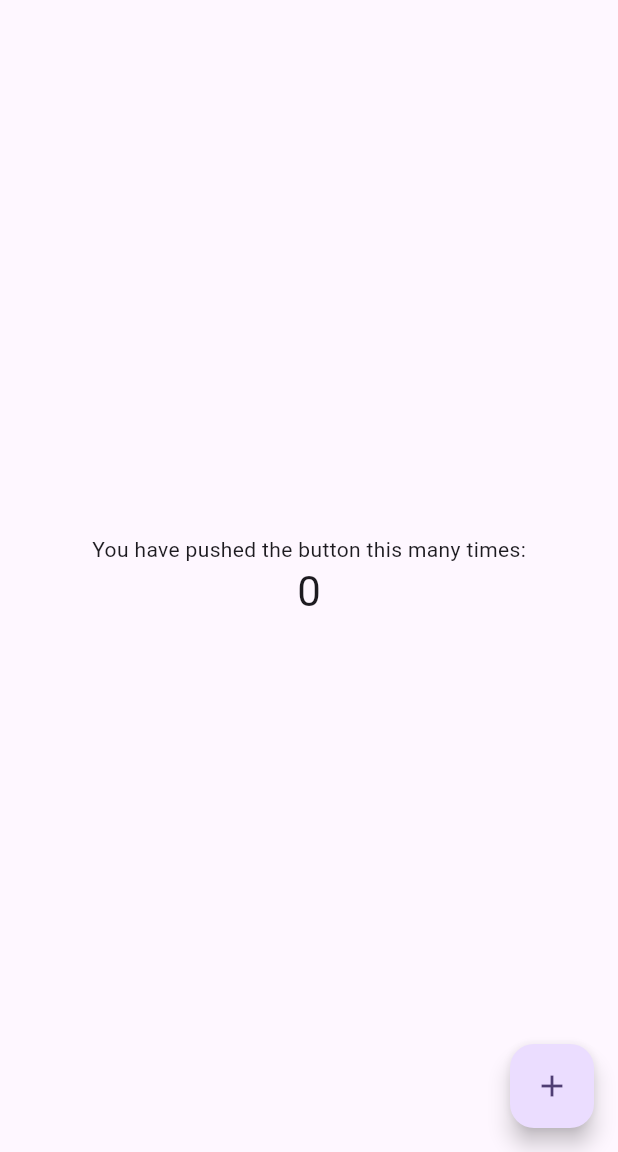
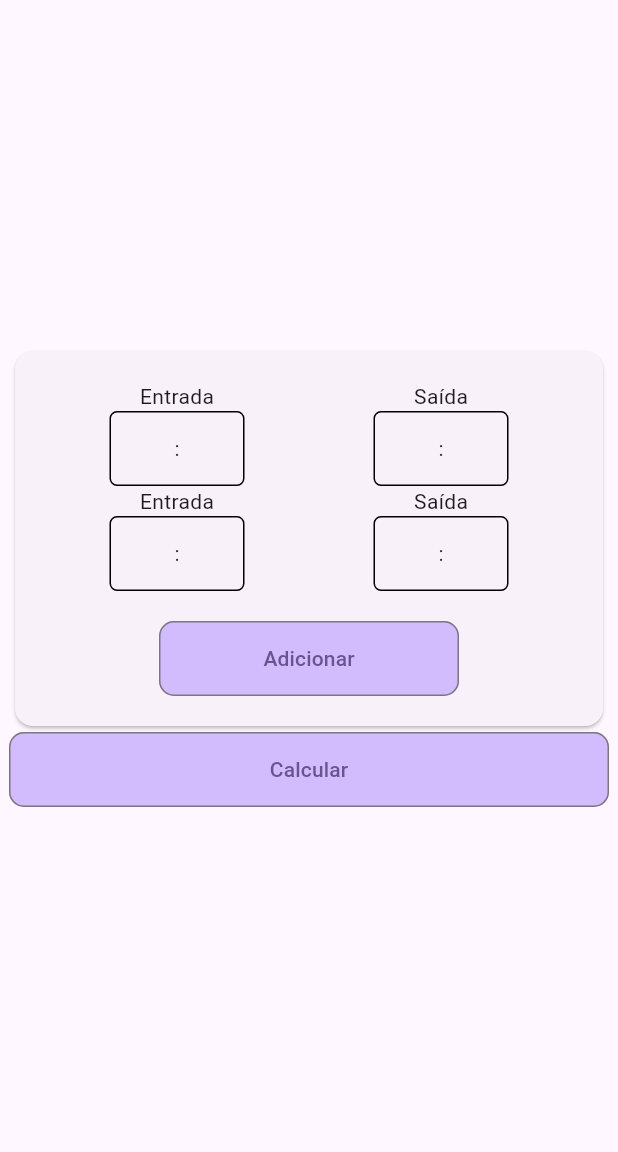
Before and after one commit to JoabeSantana/HorasTrabalhasApp, a Flutter app: the screen it shows after launch, on a phone screen of 412 x 824 dp, the part 84-1236 px from its top. Run offline on Flutter 3.47's test engine with Material 3 defaults, Android fonts, the phone set to English and light mode, and no system bars.

Commit message:
Criando Card e botões

```diff
--- /dev/null
+++ b/lib/app.dart
@@ -0,0 +1,175 @@
+import 'package:flutter/material.dart';
+
+class App extends StatelessWidget {
+  const App({super.key});
+
+  @override
+  Widget build(BuildContext context) {
+    return MaterialApp(
+      title: 'Horas Trabalhadas',
+      theme: ThemeData(
+        colorScheme: ColorScheme.fromSeed(seedColor: Colors.deepPurple),
+        //colorScheme: const ColorScheme.dark(),
+        useMaterial3: true,
+      ),
+      home: const MyHomePage(title: 'Calculador Horas Trabalhadas'),
+    );
+  }
+}
+
+class MyHomePage extends StatefulWidget {
+  const MyHomePage({super.key, required this.title});
+
+  final String title;
+
+  @override
+  State<MyHomePage> createState() => _MyHomePageState();
+}
+
+class _MyHomePageState extends State<MyHomePage> {
+  List<Widget> rows = [];
+
+  void addRow() {
+    setState(() {
+      rows.add(getRow());
+    });
+  }
+
+  @override
+  void initState() {
+    super.initState();
+    for (var i = 0; i < 2; i++) {
+      rows.add(getRow());
+    }
+  }
+
+  Row getRow() {
+    List<AcaoWidget> acoes = [];
+
+    acoes.add(const AcaoWidget(acao: "Entrada"));
+    acoes.add(const AcaoWidget(acao: "Saída"));
+
+    Row row = Row(
+        crossAxisAlignment: CrossAxisAlignment.center,
+        mainAxisAlignment: MainAxisAlignment.spaceAround,
+        children: acoes);
+
+    return row;
+  }
+
+  @override
+  Widget build(BuildContext context) {
+    return Scaffold(
+      appBar: AppBar(
+        backgroundColor: Theme.of(context).colorScheme.inversePrimary,
+        title: Text(widget.title),
+      ),
+      body: Center(
+        child: SizedBox(
+          width: 400,
+          height: 400,
+          child: Column(
+            crossAxisAlignment: CrossAxisAlignment.center,
+            mainAxisAlignment: MainAxisAlignment.center,
+            children: [
+              Card(
+                child: Padding(
+                  padding: const EdgeInsets.all(20.0),
+                  child: Column(
+                    children: [
+                      Column(
+                        crossAxisAlignment: CrossAxisAlignment.center,
+                        mainAxisAlignment: MainAxisAlignment.center,
+                        children: rows,
+                      ),
+                      Padding(
+                        padding: const EdgeInsets.only(top: 20),
+                        child: OutlinedButton(
+                          onPressed: addRow,
+                          style: OutlinedButton.styleFrom(
+                            minimumSize: const Size(200, 50),
+                            backgroundColor:
+                                Theme.of(context).colorScheme.inversePrimary,
+                            shape: const RoundedRectangleBorder(
+                              borderRadius: BorderRadius.all(
+                                Radius.circular(10),
+                              ),
+                            ),
+                          ),
+                          child: const Text("Adicionar"),
+                        ),
+                      ),
+                    ],
+                  ),
+                ),
+              ),
+              OutlinedButton(
+                onPressed: () {},
+                style: OutlinedButton.styleFrom(
+                  minimumSize: const Size(400, 50),
+                  backgroundColor: Theme.of(context).colorScheme.inversePrimary,
+                  shape: const RoundedRectangleBorder(
+                    borderRadius: BorderRadius.all(
+                      Radius.circular(10),
+                    ),
+                  ),
+                ),
+                child: const Text("Calcular"),
+              ),
+            ],
+          ),
+        ),
+      ),
+    );
+  }
+}
+
+class AcaoWidget extends StatelessWidget {
+  const AcaoWidget({super.key, required this.acao});
+
+  final String acao;
+
+  @override
+  Widget build(BuildContext context) {
+    return SizedBox(
+      width: 90,
+      child: Column(
+        children: [
+          Text(acao),
+          Container(
+            alignment: Alignment.center,
+            decoration: BoxDecoration(
+              border: Border.all(),
+              borderRadius: BorderRadius.circular(5),
+            ),
+            child: const Row(
+              mainAxisAlignment: MainAxisAlignment.center,
+              crossAxisAlignment: CrossAxisAlignment.center,
+              children: [
+                SizedBox(
+                  width: 22,
+                  child: TextField(
+                    textAlign: TextAlign.center,
+                    maxLength: 2,
+                    decoration: InputDecoration(
+                        border: InputBorder.none, counterText: ""),
+                  ),
+                ),
+                Text(":"),
+                SizedBox(
+                  width: 22,
+                  child: TextField(
+                    textAlign: TextAlign.center,
+                    maxLength: 2,
+                    decoration: InputDecoration(
+                        border: InputBorder.none, counterText: ""),
+                  ),
+                ),
+              ],
+            ),
+          ),
+        ],
+      ),
+    );
+  }
+}
--- a/lib/main.dart
+++ b/lib/main.dart
@@ -1,70 +1,8 @@
+import 'package:flutter/cupertino.dart';
 import 'package:flutter/material.dart';
+import 'package:flutter/widgets.dart';
+import 'package:horas_trabalhdas/app.dart';
 
 void main() {
-  runApp(const MyApp());
+  runApp(const App());
 }
-
-class MyApp extends StatelessWidget {
-  const MyApp({super.key});
-
-  // This widget is the root of your application.
-  @override
-  Widget build(BuildContext context) {
-    return MaterialApp(
-      title: 'Horas Trabalhadas',
-      theme: ThemeData(
-        colorScheme: ColorScheme.fromSeed(seedColor: Colors.deepPurple),
-        useMaterial3: true,
-      ),
-      home: const MyHomePage(title: 'Calculador Horas Trabalhadas'),
-    );
-  }
-}
-
-class MyHomePage extends StatefulWidget {
-  const MyHomePage({super.key, required this.title});
-
-  final String title;
-
-  @override
-  State<MyHomePage> createState() => _MyHomePageState();
-}
-
-class _MyHomePageState extends State<MyHomePage> {
-  int _counter = 0;
-
-  void _incrementCounter() {
-    setState(() {
-      _counter++;
-    });
-  }
-
-  @override
-  Widget build(BuildContext context) {
-    return Scaffold(
-      appBar: AppBar(
-        backgroundColor: Theme.of(context).colorScheme.inversePrimary,
-        title: Text(widget.title),
-      ),
-      body: Center(
-        child: Column(
-          mainAxisAlignment: MainAxisAlignment.center,
-          children: <Widget>[
-            const Text(
-              'You have pushed the button this many times:',
-            ),
-            Text(
-              '$_counter',
-              style: Theme.of(context).textTheme.headlineMedium,
-            ),
-          ],
-        ),
-      ),
-      floatingActionButton: FloatingActionButton(
-        onPressed: _incrementCounter,
-        tooltip: 'Increment',
-        child: const Icon(Icons.add),
-      ),
-    );
-  }
-}
```
